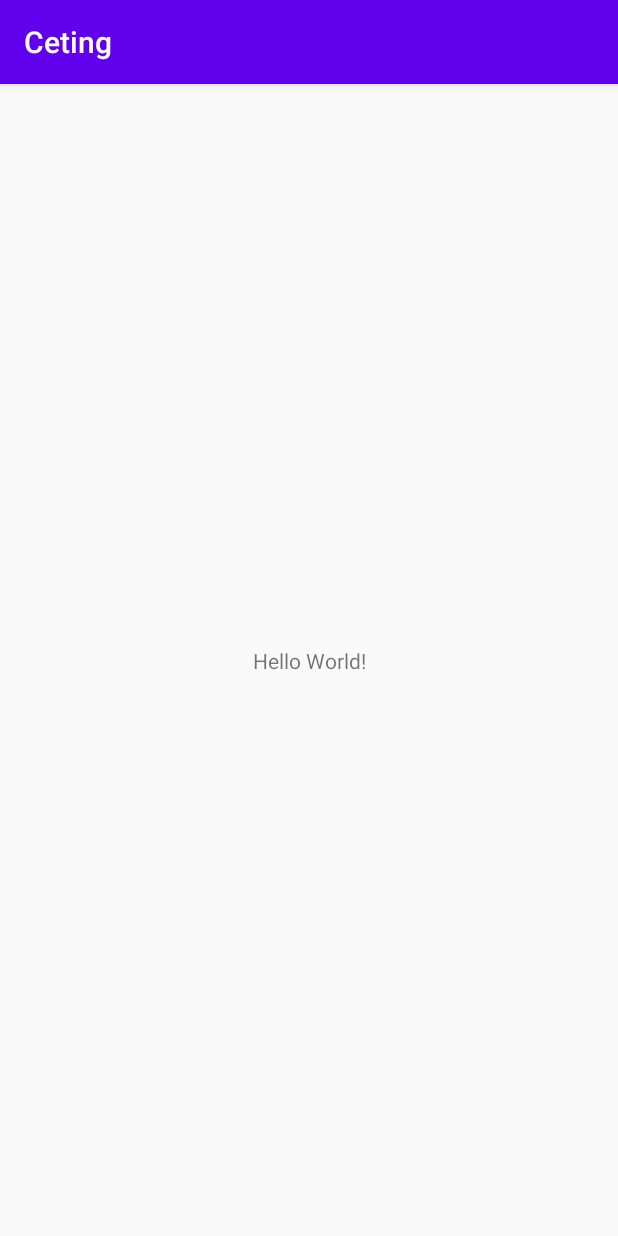
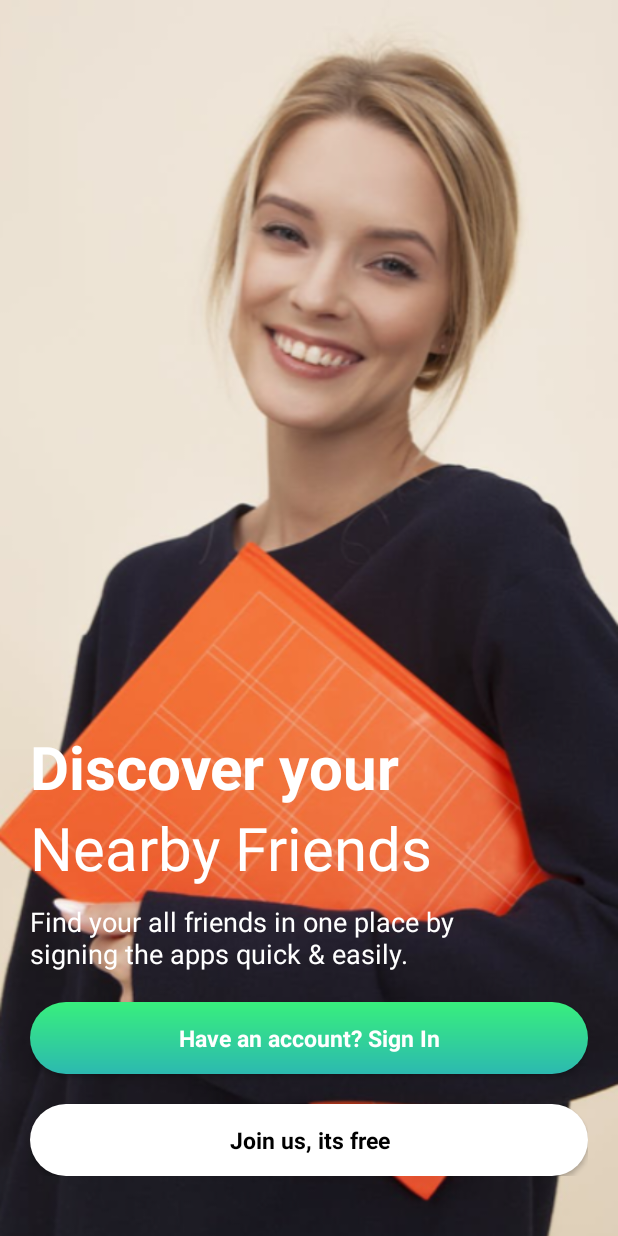
Before and after one commit to AjiSantosoIND/Ceting, an Android app: the screen it shows after launch (MainActivity before the commit, LoginActivity after it), on a phone screen of 412 x 824 dp. Run offline under Robolectric (Android 15) with nearby library versions, the phone set to English and light mode, and no system bars; our stand-ins replace Picasso.

Commit message:
Finishing login screen. Finishing login screen.

```diff
--- a/app/build.gradle
+++ b/app/build.gradle
@@ -24,6 +24,10 @@ android {
         }
     }
 
+    compileOptions {
+        sourceCompatibility JavaVersion.VERSION_1_8
+        targetCompatibility JavaVersion.VERSION_1_8
+    }
 }
 
 dependencies {
@@ -32,11 +36,13 @@ dependencies {
     implementation 'androidx.appcompat:appcompat:1.1.0'
     implementation 'androidx.core:core-ktx:1.2.0'
     implementation 'androidx.constraintlayout:constraintlayout:1.1.3'
-    implementation 'com.google.firebase:firebase-analytics:17.4.1'
+    implementation 'com.google.firebase:firebase-analytics:17.4.2'
     implementation 'com.google.firebase:firebase-auth:19.3.1'
     implementation 'io.reactivex.rxjava3:rxandroid:3.0.0'
     implementation 'io.reactivex.rxjava3:rxjava:3.0.0'
     implementation 'com.google.android.material:material:1.1.0'
+    implementation 'com.squareup.picasso:picasso:2.71828'
+    implementation 'org.jetbrains.anko:anko:0.10.8'
 
     testImplementation 'junit:junit:4.13'
     androidTestImplementation 'androidx.test.ext:junit:1.1.1'
--- a/app/src/main/AndroidManifest.xml
+++ b/app/src/main/AndroidManifest.xml
@@ -16,6 +16,7 @@
                 <category android:name="android.intent.category.LAUNCHER" />
             </intent-filter>
         </activity>
+        <activity android:name=".login.LoginActivity" />
     </application>
 
 </manifest>
--- /dev/null
+++ b/app/src/main/java/com/chatting/ceting/BaseActivity.kt
@@ -0,0 +1,13 @@
+package com.chatting.ceting
+
+import android.annotation.SuppressLint
+import android.view.MenuItem
+import androidx.appcompat.app.AppCompatActivity
+
+@SuppressLint("Registered")
+open class BaseActivity : AppCompatActivity() {
+    override fun onOptionsItemSelected(item: MenuItem): Boolean {
+        if (item.itemId == android.R.id.home) finish()
+        return super.onOptionsItemSelected(item)
+    }
+}
--- a/app/src/main/java/com/chatting/ceting/MainActivity.kt
+++ b/app/src/main/java/com/chatting/ceting/MainActivity.kt
@@ -1,17 +1,15 @@
 package com.chatting.ceting
 
-import android.graphics.Color
-import androidx.appcompat.app.AppCompatActivity
 import android.os.Bundle
-import com.chatting.ceting.componentviews.LoginBottomDialog
+import com.chatting.ceting.login.LoginActivity
+import org.jetbrains.anko.startActivity
 
-class MainActivity : AppCompatActivity() {
+class MainActivity : BaseActivity() {
 
     override fun onCreate(savedInstanceState: Bundle?) {
         super.onCreate(savedInstanceState)
         setContentView(R.layout.activity_main)
 
-        val dialog = LoginBottomDialog()
-        dialog.show(supportFragmentManager, "")
+        startActivity<LoginActivity>()
     }
 }
--- /dev/null
+++ b/app/src/main/java/com/chatting/ceting/login/LoginActivity.kt
@@ -0,0 +1,16 @@
+package com.chatting.ceting.login
+
+import android.os.Bundle
+import com.chatting.ceting.BaseActivity
+import com.chatting.ceting.R
+import com.squareup.picasso.Picasso
+import kotlinx.android.synthetic.main.activity_login.*
+
+class LoginActivity : BaseActivity() {
+    override fun onCreate(savedInstanceState: Bundle?) {
+        super.onCreate(savedInstanceState)
+        setContentView(R.layout.activity_login)
+
+        Picasso.get().load(R.drawable.bg_login).into(iv_background)
+    }
+}
--- /dev/null
+++ b/app/src/main/res/drawable-v21/btn_white_action.xml
@@ -0,0 +1,18 @@
+<layer-list xmlns:android="http://schemas.android.com/apk/res/android">
+    <item>
+        <shape android:shape="rectangle">
+            <solid android:color="@color/white" />
+            <corners android:radius="@dimen/dp32" />
+        </shape>
+    </item>
+    <item>
+        <ripple android:color="@android:color/darker_gray">
+            <item android:id="@android:id/mask">
+                <shape android:shape="rectangle">
+                    <corners android:radius="@dimen/dp32" />
+                    <solid android:color="@android:color/darker_gray" />
+                </shape>
+            </item>
+        </ripple>
+    </item>
+</layer-list>
--- /dev/null
+++ b/app/src/main/res/drawable/btn_white_action.xml
@@ -0,0 +1,14 @@
+<selector xmlns:android="http://schemas.android.com/apk/res/android" xmlns:tools="http://schemas.android.com/tools">
+    <item tools:ignore="StateListReachable">
+        <shape android:shape="rectangle">
+            <solid android:color="@color/white" />
+            <corners android:radius="@dimen/dp32" />
+        </shape>
+    </item>
+    <item android:state_pressed="true">
+        <shape android:shape="rectangle">
+            <solid android:color="@android:color/darker_gray" />
+            <corners android:radius="@dimen/dp32" />
+        </shape>
+    </item>
+</selector>
--- /dev/null
+++ b/app/src/main/res/layout/activity_login.xml
@@ -0,0 +1,81 @@
+<?xml version="1.0" encoding="utf-8"?>
+<androidx.constraintlayout.widget.ConstraintLayout xmlns:android="http://schemas.android.com/apk/res/android"
+    xmlns:app="http://schemas.android.com/apk/res-auto"
+    xmlns:tools="http://schemas.android.com/tools"
+    android:layout_width="match_parent"
+    android:layout_height="match_parent">
+
+    <ImageView
+        android:id="@+id/iv_background"
+        android:layout_width="match_parent"
+        android:layout_height="match_parent"
+        android:contentDescription="@string/app_name"
+        android:scaleType="centerCrop"
+        app:layout_constraintBottom_toBottomOf="parent"
+        app:layout_constraintEnd_toEndOf="parent"
+        app:layout_constraintStart_toStartOf="parent"
+        app:layout_constraintTop_toTopOf="parent"
+        tools:src="@drawable/bg_login" />
+
+    <LinearLayout
+        android:layout_width="match_parent"
+        android:layout_height="wrap_content"
+        android:orientation="vertical"
+        android:paddingStart="@dimen/dp20"
+        android:paddingEnd="@dimen/dp20"
+        android:paddingBottom="@dimen/dp40"
+        app:layout_constraintBottom_toBottomOf="parent"
+        app:layout_constraintEnd_toEndOf="parent"
+        app:layout_constraintStart_toStartOf="parent">
+
+        <TextView
+            style="@style/RobotoRegular"
+            android:layout_width="match_parent"
+            android:layout_height="wrap_content"
+            android:text="@string/discover_your_nearby"
+            android:textColor="@color/white"
+            android:textSize="@dimen/sp40"
+            android:textStyle="bold" />
+
+        <TextView
+            android:layout_width="match_parent"
+            android:layout_height="wrap_content"
+            android:text="@string/nearby_friend"
+            android:textColor="@color/white"
+            android:textSize="@dimen/sp40" />
+
+        <TextView
+            android:layout_width="match_parent"
+            android:layout_height="wrap_content"
+            android:layout_marginTop="@dimen/dp10"
+            android:text="@string/nearby_friend_desc"
+            android:textColor="@color/white"
+            android:textSize="@dimen/sp18" />
+
+        <Button
+            style="@style/RobotoRegular"
+            android:layout_width="match_parent"
+            android:layout_height="wrap_content"
+            android:layout_marginTop="@dimen/dp20"
+            android:background="@drawable/btn_white_corner"
+            android:text="@string/have_an_account"
+            android:textColor="@color/white"
+            android:textSize="@dimen/sp15"
+            android:textAllCaps="false"
+            android:textStyle="bold" />
+
+        <Button
+            style="@style/RobotoRegular"
+            android:layout_width="match_parent"
+            android:layout_height="wrap_content"
+            android:layout_marginTop="@dimen/dp20"
+            android:textAllCaps="false"
+            android:background="@drawable/btn_white_action"
+            android:text="@string/join_us_free"
+            android:textColor="@color/black"
+            android:textSize="@dimen/sp15"
+            android:textStyle="bold" />
+
+    </LinearLayout>
+
+</androidx.constraintlayout.widget.ConstraintLayout>
--- a/app/src/main/res/layout/bottom_dialog_login.xml
+++ b/app/src/main/res/layout/bottom_dialog_login.xml
@@ -65,7 +65,8 @@
             android:paddingBottom="@dimen/dp8"
             android:textColorHint="@color/white"
             app:hintTextColor="@color/white"
-            app:passwordToggleEnabled="true">
+            app:passwordToggleEnabled="true"
+            app:passwordToggleTint="@color/white">
 
             <EditText
                 android:layout_width="match_parent"
--- a/app/src/main/res/values/colors.xml
+++ b/app/src/main/res/values/colors.xml
@@ -11,4 +11,5 @@
     <color name="action_button_color_start">#2CB9B0</color>
     <color name="action_button_color_end">#38EF7D</color>
     <color name="action_button_border">#979797</color>
+    <color name="black">#000000</color>
 </resources>
--- a/app/src/main/res/values/dimens.xml
+++ b/app/src/main/res/values/dimens.xml
@@ -9,4 +9,5 @@
     <dimen name="dp8">8dp</dimen>
     <dimen name="dp40">40dp</dimen>
     <dimen name="dp16">16dp</dimen>
+    <dimen name="sp18">18sp</dimen>
 </resources>
--- a/app/src/main/res/values/strings.xml
+++ b/app/src/main/res/values/strings.xml
@@ -4,4 +4,9 @@
     <string name="email">Email</string>
     <string name="password">Password</string>
     <string name="sign_in">Sign In</string>
+    <string name="discover_your_nearby">Discover your</string>
+    <string name="nearby_friend">Nearby Friends</string>
+    <string name="nearby_friend_desc"><![CDATA[Find your all friends in one place by\nsigning the apps quick & easily.]]></string>
+    <string name="have_an_account">Have an account? Sign In</string>
+    <string name="join_us_free">Join us, its free</string>
 </resources>
--- a/app/src/main/res/values/styles.xml
+++ b/app/src/main/res/values/styles.xml
@@ -1,7 +1,7 @@
 <resources>
 
     <!-- Base application theme. -->
-    <style name="AppTheme" parent="Theme.AppCompat.Light.DarkActionBar">
+    <style name="AppTheme" parent="Theme.AppCompat.Light.NoActionBar">
         <!-- Customize your theme here. -->
         <item name="colorPrimary">@color/colorPrimary</item>
         <item name="colorPrimaryDark">@color/colorPrimaryDark</item>
--- a/build.gradle
+++ b/build.gradle
@@ -22,7 +22,6 @@ allprojects {
     repositories {
         google()
         jcenter()
-
     }
 }
 
```
Also changed, not shown: app/src/main/res/drawable/bg_login.png (added).
